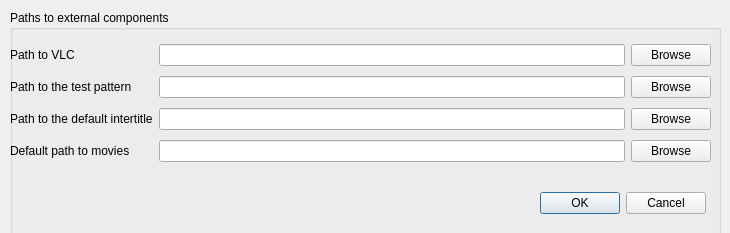
Before: the Qt Designer form src/settingswindow.ui in cinemaouvert/OPP, drawn with Qt 5.
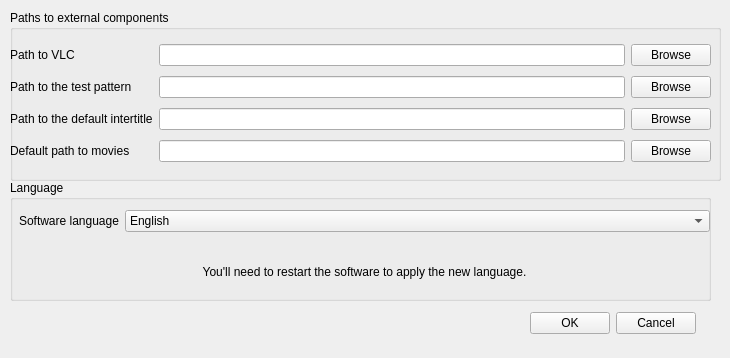
After: the same form once the commit is applied.

Commit message: Management of software settings

Patch:
```diff
--- a/src/settingswindow.ui
+++ b/src/settingswindow.ui
@@ -7,7 +7,7 @@
     <x>0</x>
     <y>0</y>
     <width>730</width>
-    <height>233</height>
+    <height>358</height>
    </rect>
   </property>
   <property name="windowTitle">
@@ -22,7 +22,7 @@
      <x>10</x>
      <y>10</y>
      <width>711</width>
-     <height>230</height>
+     <height>171</height>
     </rect>
    </property>
    <property name="title">
@@ -150,6 +150,79 @@
     </layout>
    </widget>
   </widget>
+  <widget class="QGroupBox" name="groupBox_2">
+   <property name="geometry">
+    <rect>
+     <x>10</x>
+     <y>180</y>
+     <width>701</width>
+     <height>121</height>
+    </rect>
+   </property>
+   <property name="title">
+    <string>Language</string>
+   </property>
+   <widget class="QWidget" name="verticalLayoutWidget">
+    <property name="geometry">
+     <rect>
+      <x>9</x>
+      <y>30</y>
+      <width>691</width>
+      <height>80</height>
+     </rect>
+    </property>
+    <layout class="QVBoxLayout" name="verticalLayout">
+     <item>
+      <layout class="QFormLayout" name="formLayout">
+       <item row="0" column="0">
+        <widget class="QLabel" name="label_language">
+         <property name="text">
+          <string>Software language</string>
+         </property>
+        </widget>
+       </item>
+       <item row="0" column="1">
+        <widget class="QComboBox" name="comboBox_language">
+         <item>
+          <property name="text">
+           <string>English</string>
+          </property>
+         </item>
+         <item>
+          <property name="text">
+           <string>Français</string>
+          </property>
+         </item>
+        </widget>
+       </item>
+      </layout>
+     </item>
+     <item>
+      <widget class="QLabel" name="label_indicationRestartLanguage">
+       <property name="text">
+        <string>You'll need to restart the software to apply the new language.</string>
+       </property>
+       <property name="alignment">
+        <set>Qt::AlignCenter</set>
+       </property>
+      </widget>
+     </item>
+    </layout>
+   </widget>
+  </widget>
+  <widget class="QDialogButtonBox" name="buttonBox">
+   <property name="geometry">
+    <rect>
+     <x>520</x>
+     <y>310</y>
+     <width>176</width>
+     <height>27</height>
+    </rect>
+   </property>
+   <property name="standardButtons">
+    <set>QDialogButtonBox::Cancel|QDialogButtonBox::Ok</set>
+   </property>
+  </widget>
  </widget>
  <resources/>
  <connections/>
```
The commit also changes 3 other files.
